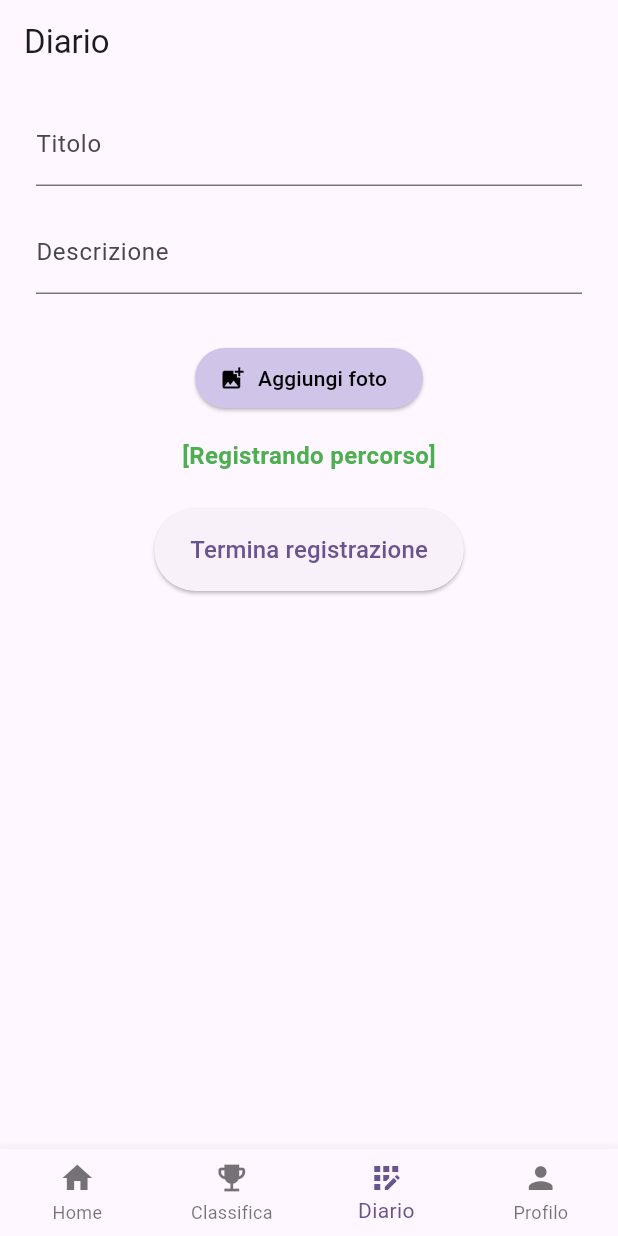
After one commit to MattiaFlamigni/delta_explorer, a Flutter app: the screen it shows after launch, item 3 of the bottom bar chosen, after a tap on "Avvia registrazione", on a phone screen of 412 x 824 dp. The commit adds this screen. Run offline on Flutter 3.47's test engine with Material 3 defaults, Android fonts, the phone set to English and light mode, and no system bars; our stand-ins replace camera, cloud_firestore, dashed_circular_progress_bar, firebase_core, flutter_compass, flutter_dotenv and 5 more; missing offline and left inert: flutter_osm_plugin, gotrue, weatherapi; accounts and stored records are empty.

Commit message:
implemented partial UI for diary screen

```diff
--- a/lib/MainPage.dart
+++ b/lib/MainPage.dart
@@ -1,3 +1,4 @@
+import 'package:delta_explorer/diary/diary.dart';
 import 'package:delta_explorer/profile/profile.dart';
 import 'package:delta_explorer/standings/standings.dart';
 import 'package:flutter/cupertino.dart';
@@ -14,7 +15,7 @@ class _MainPageState extends State<MainPage> {
   int _selectedTab = 0;
 
   final List<Widget> _pages = [ Home(), Profile(),];
-  final List<String> _titles = ['Home', 'Profilo', "Classifica"];
+  final List<String> _titles = ['Home', "Classifica",  "Diario", 'Profilo' ];
 
   void _changeTab(int index) {
     setState(() {
@@ -27,9 +28,12 @@ class _MainPageState extends State<MainPage> {
       case 0:
         return Home();
       case 1:
+        return Standings();
+
+      case 2:
+        return Diary();
+      case 3:
         return Profile();
-      case 2:
-        return Standings();
       default:
         return Home();
 
@@ -44,6 +48,7 @@ class _MainPageState extends State<MainPage> {
       body: _getPage(_selectedTab),
 
     bottomNavigationBar: BottomNavigationBar(
+      type: BottomNavigationBarType.fixed,
         currentIndex: _selectedTab,
         onTap: _changeTab,
         items: const [
@@ -51,13 +56,18 @@ class _MainPageState extends State<MainPage> {
             icon: Icon(Icons.home),
             label: 'Home',
           ),
+
+          BottomNavigationBarItem(
+            icon: Icon(Icons.emoji_events),
+            label: 'Classifica',
+          ),
+          BottomNavigationBarItem(
+            icon: Icon(Icons.app_registration_outlined),
+            label: 'Diario',
+          ),
           BottomNavigationBarItem(
             icon: Icon(Icons.person),
             label: 'Profilo',
-          ),
-          BottomNavigationBarItem(
-            icon: Icon(Icons.emoji_events),
-            label: 'Classifica',
           ),
         ],
       ),
--- /dev/null
+++ b/lib/diary/diary.dart
@@ -0,0 +1,123 @@
+import 'dart:io';
+
+import 'package:delta_explorer/diary/diaryController.dart';
+import 'package:flutter/cupertino.dart';
+import 'package:flutter/material.dart';
+
+class Diary extends StatefulWidget {
+  const Diary({super.key});
+
+  @override
+  State<Diary> createState() => _DiaryState();
+}
+
+class _DiaryState extends State<Diary> {
+  DiaryController controller = DiaryController();
+  final TextEditingController titoloController = TextEditingController();
+  final TextEditingController descrizioneController = TextEditingController();
+  List<String> immagini = [
+    'https://upload.wikimedia.org/wikipedia/commons/5/59/Baltimore_Oriole_by_Dan_Pancamo.jpg',
+    'https://upload.wikimedia.org/wikipedia/commons/3/33/Picnic_table_and_trash.jpg',
+  ];
+
+
+
+
+  @override
+  Widget build(BuildContext context) {
+    return Scaffold(
+
+      body: Padding(
+        padding: const EdgeInsets.symmetric(horizontal: 24, vertical: 12),
+        child: SingleChildScrollView(
+          child: Column(
+            children: [
+              drawTextBox(titoloController, "Titolo"),
+              const SizedBox(height: 16),
+              drawTextBox(descrizioneController, "Descrizione"),
+              const SizedBox(height: 16),
+              Wrap(
+                spacing: 10,
+                runSpacing: 10,
+                children: controller.getImages().map<Widget>((img) {
+                  return ClipRRect(
+                    borderRadius: BorderRadius.circular(8),
+                    child: Image.file(
+                      File(img.path),
+                      height: 120,
+                      width: 120,
+                      fit: BoxFit.cover,
+                    ),
+                  );
+                }).toList(),
+              ),
+
+              const SizedBox(height: 16),
+              drawElevatedButton(Icons.add_photo_alternate, "Aggiungi foto", () async {await controller.pickImagesFromGallery(); setState(() {
+
+              });}),
+              const SizedBox(height: 16),
+              drawStatus(),
+              const SizedBox(height: 24),
+              drawToggleStatus()
+            ],
+          ),
+        ),
+      ),
+    );
+  }
+
+
+  Widget drawTextBox(TextEditingController controller, String labelText){
+    return TextField(
+      controller: controller,
+      decoration: InputDecoration(
+        labelText: labelText,
+      ),
+    );
+  }
+
+  Widget drawElevatedButton(IconData icon, String label, Function() onPressed){
+    return ElevatedButton.icon(
+      onPressed: onPressed,
+      icon: Icon(icon),
+      label: Text(label),
+      style: ElevatedButton.styleFrom(
+        backgroundColor: Colors.deepPurple.shade100,
+        foregroundColor: Colors.black,
+      ),
+    );
+  }
+
+  Widget drawStatus(){
+    return Text(
+      controller.getStatus() ? "[Registrando percorso]" : "[In pausa]",
+      style: TextStyle(
+        fontSize: 16,
+        fontWeight: FontWeight.bold,
+        color: controller.getStatus() ? Colors.green : Colors.grey,
+      ),
+    );
+  }
+
+  Widget drawToggleStatus(){
+    return ElevatedButton(
+      onPressed: () {
+        setState(() {
+          controller.changeStatus();
+        });
+      },
+      style: ElevatedButton.styleFrom(
+
+        shape: RoundedRectangleBorder(
+          borderRadius: BorderRadius.circular(32),
+        ),
+        padding: const EdgeInsets.symmetric(horizontal: 24, vertical: 16),
+      ),
+      child: Text(
+        controller.getStatus() ? "Termina registrazione" : "Avvia registrazione",
+        style: const TextStyle(fontSize: 16),
+      ),
+    );
+  }
+}
--- /dev/null
+++ b/lib/diary/diaryController.dart
@@ -0,0 +1,31 @@
+import 'package:image_picker/image_picker.dart';
+
+class DiaryController{
+  bool _registrando = false;
+  List<XFile> images = [];
+
+
+
+  bool getStatus(){
+    return _registrando;
+  }
+
+  void changeStatus(){
+    _registrando = !_registrando;
+  }
+
+  Future<void> pickImagesFromGallery() async {
+    final ImagePicker _picker = ImagePicker();
+    final List<XFile> selectedImages = await _picker.pickMultiImage();
+
+    if (selectedImages.isNotEmpty) {
+      images.addAll(selectedImages);
+    }
+  }
+
+  getImages(){
+    return images;
+  }
+
+
+}
```
